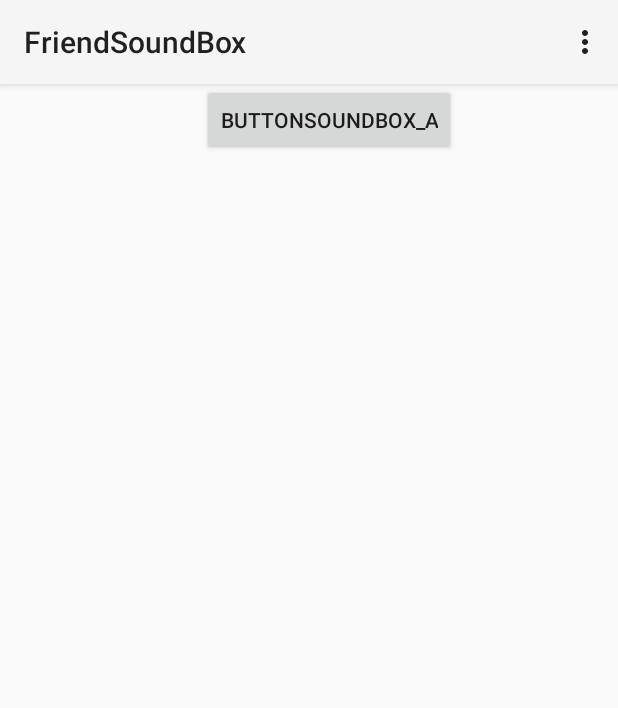
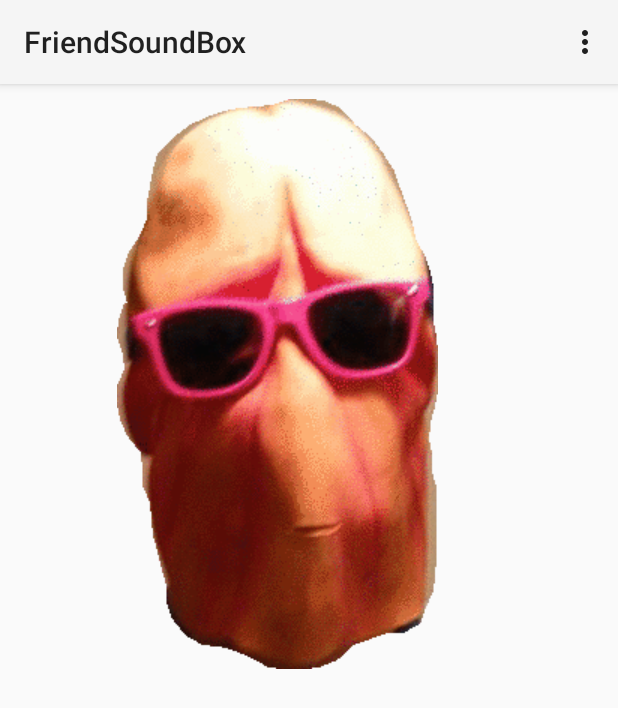
Before and after one commit to machichiotte/FriendSoundBox, an Android app: the screen it shows after launch (MainActivity), on a phone screen of 412 x 824 dp. Shown: the top 708 px of the screen. Run offline under Robolectric (Android 15) with nearby library versions, the phone set to English and light mode, and no system bars.

Commit message:
ajout png

```diff
--- a/app/src/main/java/com/machichi/app/friendsoundbox/MainActivityFragment.java
+++ b/app/src/main/java/com/machichi/app/friendsoundbox/MainActivityFragment.java
@@ -1,12 +1,14 @@
 package com.machichi.app.friendsoundbox;
 
 import android.app.Fragment;
+import android.graphics.Color;
 import android.media.MediaPlayer;
 import android.os.Bundle;
 import android.view.LayoutInflater;
 import android.view.View;
 import android.view.ViewGroup;
 import android.widget.Button;
+import android.widget.ImageButton;
 
 
 /**
@@ -19,8 +21,11 @@ public class MainActivityFragment extends Fragment {
         View rootView = inflater.inflate(R.layout.fragment_main, container, false);
 
 
-        Button one = (Button)rootView.findViewById(R.id.button_soundbox_A);
+        ImageButton one = (ImageButton)rootView.findViewById(R.id.button_soundbox_A);
+
         final MediaPlayer mp = MediaPlayer.create(getActivity(), R.raw.sonar);
+one.setImageResource(R.drawable.benj);
+        one.setBackgroundColor(Color.TRANSPARENT);
         one.setOnClickListener(new View.OnClickListener(){
 
             public void onClick(View v) {
--- a/app/src/main/res/layout/fragment_main.xml
+++ b/app/src/main/res/layout/fragment_main.xml
@@ -4,7 +4,7 @@
     android:layout_height="match_parent" >
 
 
-    <Button
+    <ImageButton
         android:layout_width="wrap_content"
         android:layout_height="wrap_content"
         android:text="ButtonSoundBox_A"
```
Also changed, not shown: app/src/main/res/drawable/benj.png (added), app/src/main/res/drawable/maru.png (added), app/src/main/res/drawable/saucisse.png (added).
